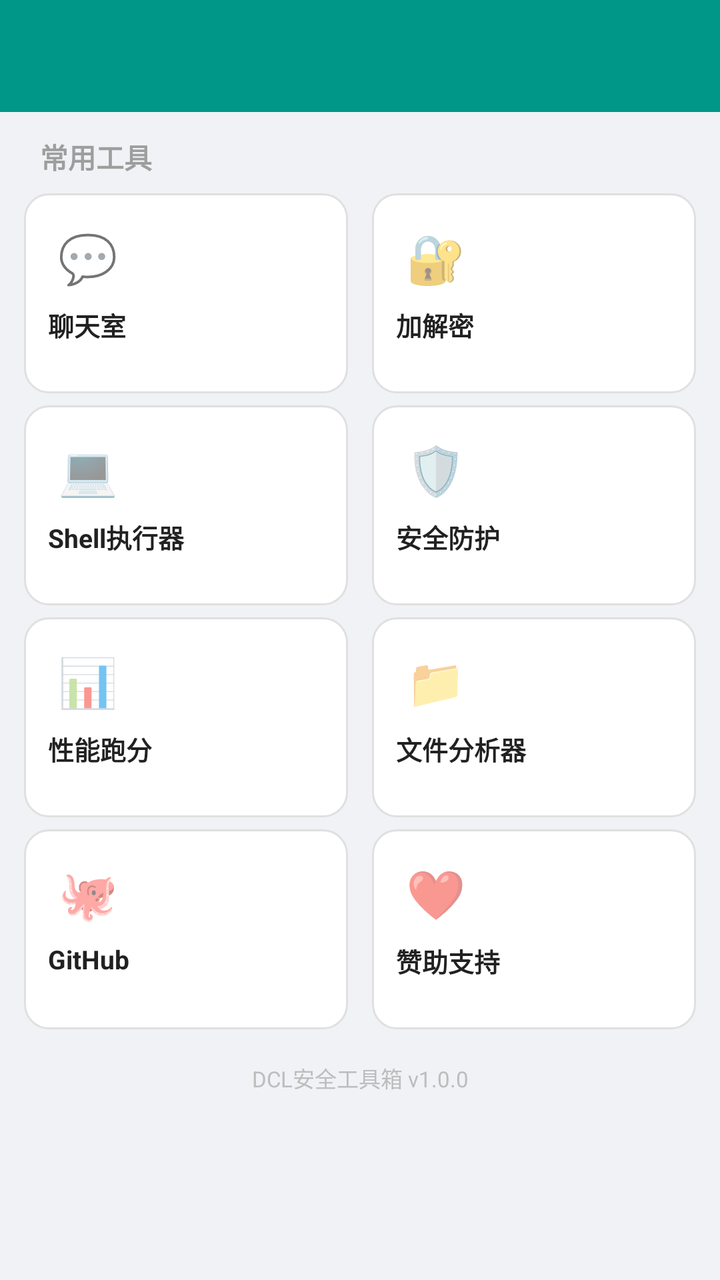
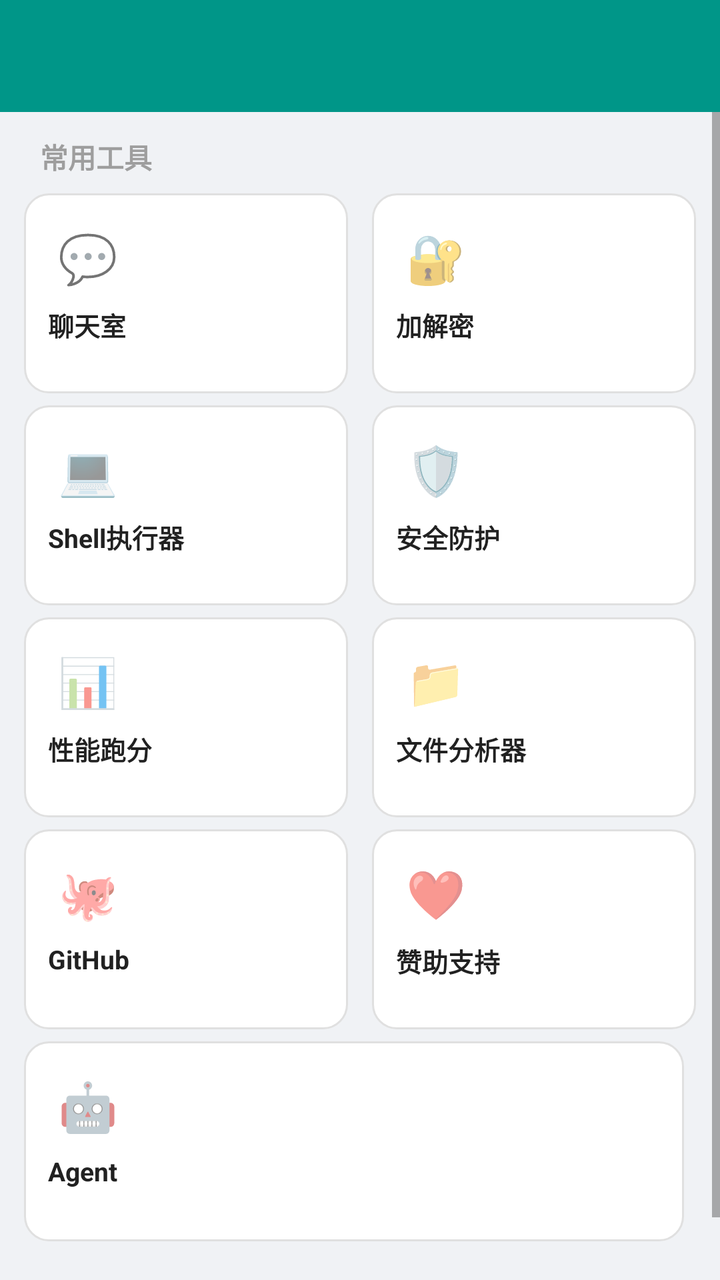

Before-and-after screenshots of an Android layout around one commit, followed by the original layout XML and the change that was made.
<!-- AndroidManifest.xml: application theme AppTheme -->
<!-- res/layout/activity_main.xml -->
<?xml version="1.0" encoding="utf-8"?>
<LinearLayout xmlns:android="http://schemas.android.com/apk/res/android"
    xmlns:app="http://schemas.android.com/apk/res-auto"
    android:layout_width="match_parent"
    android:layout_height="match_parent"
    android:orientation="vertical"
    android:background="#F0F2F5">

    
    <com.google.android.material.appbar.AppBarLayout
        android:layout_width="match_parent"
        android:layout_height="wrap_content"
        android:theme="@style/ThemeOverlay.AppCompat.Dark.ActionBar">

        <androidx.appcompat.widget.Toolbar
            android:id="@+id/toolbar"
            android:layout_width="match_parent"
            android:layout_height="?attr/actionBarSize"
            android:title="DCL工具"
            app:popupTheme="@style/ThemeOverlay.AppCompat.Light"/>

    </com.google.android.material.appbar.AppBarLayout>

    <ScrollView
        android:layout_width="match_parent"
        android:layout_height="match_parent"
        android:fillViewport="true">

        <LinearLayout
            android:layout_width="match_parent"
            android:layout_height="wrap_content"
            android:orientation="vertical"
            android:padding="12dp">

            
            <TextView
                android:layout_width="match_parent"
                android:layout_height="wrap_content"
                android:text="常用工具"
                android:textSize="14sp"
                android:textStyle="bold"
                android:textColor="#9E9E9E"
                android:paddingStart="8dp"
                android:paddingBottom="8dp"/>

            
            <LinearLayout
                android:layout_width="match_parent"
                android:layout_height="wrap_content"
                android:orientation="horizontal">

                <LinearLayout
                    android:id="@+id/card_chat"
                    android:layout_width="0dp"
                    android:layout_height="100dp"
                    android:layout_weight="1"
                    android:orientation="vertical"
                    android:background="@drawable/card_bg"
                    android:padding="12dp"
                    android:clickable="true"
                    android:focusable="true"
                    android:layout_marginEnd="6dp">

                    <TextView
                        android:layout_width="40dp"
                        android:layout_height="40dp"
                        android:text="💬"
                        android:textSize="24sp"
                        android:gravity="center"/>

                    <TextView
                        android:layout_width="match_parent"
                        android:layout_height="wrap_content"
                        android:text="聊天室"
                        android:textSize="13sp"
                        android:textStyle="bold"
                        android:textColor="#212121"
                        android:layout_marginTop="4dp"
                        android:singleLine="true"/>

                </LinearLayout>

                <LinearLayout
                    android:id="@+id/card_crypto"
                    android:layout_width="0dp"
                    android:layout_height="100dp"
                    android:layout_weight="1"
                    android:orientation="vertical"
                    android:background="@drawable/card_bg"
                    android:padding="12dp"
                    android:clickable="true"
                    android:focusable="true"
                    android:layout_marginStart="6dp">

                    <TextView
                        android:layout_width="40dp"
                        android:layout_height="40dp"
                        android:text="🔐"
                        android:textSize="24sp"
                        android:gravity="center"/>

                    <TextView
                        android:layout_width="match_parent"
                        android:layout_height="wrap_content"
                        android:text="加解密"
                        android:textSize="13sp"
                        android:textStyle="bold"
                        android:textColor="#212121"
                        android:layout_marginTop="4dp"
                        android:singleLine="true"/>

                </LinearLayout>

            </LinearLayout>

            
            <LinearLayout
                android:layout_width="match_parent"
                android:layout_height="wrap_content"
                android:orientation="horizontal"
                android:layout_marginTop="6dp">

                <LinearLayout
                    android:id="@+id/card_shell"
                    android:layout_width="0dp"
                    android:layout_height="100dp"
                    android:layout_weight="1"
                    android:orientation="vertical"
                    android:background="@drawable/card_bg"
                    android:padding="12dp"
                    android:clickable="true"
                    android:focusable="true"
                    android:layout_marginEnd="6dp">

                    <TextView
                        android:layout_width="40dp"
                        android:layout_height="40dp"
                        android:text="💻"
                        android:textSize="24sp"
                        android:gravity="center"/>

                    <TextView
                        android:layout_width="match_parent"
                        android:layout_height="wrap_content"
                        android:text="Shell执行器"
                        android:textSize="13sp"
                        android:textStyle="bold"
                        android:textColor="#212121"
                        android:layout_marginTop="4dp"
                        android:singleLine="true"/>

                </LinearLayout>

                <LinearLayout
                    android:id="@+id/card_security"
                    android:layout_width="0dp"
                    android:layout_height="100dp"
                    android:layout_weight="1"
                    android:orientation="vertical"
                    android:background="@drawable/card_bg"
                    android:padding="12dp"
                    android:clickable="true"
                    android:focusable="true"
                    android:layout_marginStart="6dp">

                    <TextView
                        android:layout_width="40dp"
                        android:layout_height="40dp"
                        android:text="🛡️"
                        android:textSize="24sp"
                        android:gravity="center"/>

                    <TextView
                        android:layout_width="match_parent"
                        android:layout_height="wrap_content"
                        android:text="安全防护"
                        android:textSize="13sp"
                        android:textStyle="bold"
                        android:textColor="#212121"
                        android:layout_marginTop="4dp"
                        android:singleLine="true"/>

                </LinearLayout>

            </LinearLayout>

            
            <LinearLayout
                android:layout_width="match_parent"
                android:layout_height="wrap_content"
                android:orientation="horizontal"
                android:layout_marginTop="6dp">

                <LinearLayout
                    android:id="@+id/card_benchmark"
                    android:layout_width="0dp"
                    android:layout_height="100dp"
                    android:layout_weight="1"
                    android:orientation="vertical"
                    android:background="@drawable/card_bg"
                    android:padding="12dp"
                    android:clickable="true"
                    android:focusable="true"
                    android:layout_marginEnd="6dp">

                    <TextView
                        android:layout_width="40dp"
                        android:layout_height="40dp"
                        android:text="📊"
                        android:textSize="24sp"
                        android:gravity="center"/>

                    <TextView
                        android:layout_width="match_parent"
                        android:layout_height="wrap_content"
                        android:text="性能跑分"
                        android:textSize="13sp"
                        android:textStyle="bold"
                        android:textColor="#212121"
                        android:layout_marginTop="4dp"
                        android:singleLine="true"/>

                </LinearLayout>

                <LinearLayout
                    android:id="@+id/card_file_analyzer"
                    android:layout_width="0dp"
                    android:layout_height="100dp"
                    android:layout_weight="1"
                    android:orientation="vertical"
                    android:background="@drawable/card_bg"
                    android:padding="12dp"
                    android:clickable="true"
                    android:focusable="true"
                    android:layout_marginStart="6dp">

                    <TextView
                        android:layout_width="40dp"
                        android:layout_height="40dp"
                        android:text="📁"
                        android:textSize="24sp"
                        android:gravity="center"/>

                    <TextView
                        android:layout_width="match_parent"
                        android:layout_height="wrap_content"
                        android:text="文件分析器"
                        android:textSize="13sp"
                        android:textStyle="bold"
                        android:textColor="#212121"
                        android:layout_marginTop="4dp"
                        android:singleLine="true"/>

                </LinearLayout>

            </LinearLayout>

            
            <LinearLayout
                android:layout_width="match_parent"
                android:layout_height="wrap_content"
                android:orientation="horizontal"
                android:layout_marginTop="6dp">

                <LinearLayout
                    android:id="@+id/card_github"
                    android:layout_width="0dp"
                    android:layout_height="100dp"
                    android:layout_weight="1"
                    android:orientation="vertical"
                    android:background="@drawable/card_bg"
                    android:padding="12dp"
                    android:clickable="true"
                    android:focusable="true"
                    android:layout_marginEnd="6dp">

                    <TextView
                        android:layout_width="40dp"
                        android:layout_height="40dp"
                        android:text="🐙"
                        android:textSize="24sp"
                        android:gravity="center"/>

                    <TextView
                        android:layout_width="match_parent"
                        android:layout_height="wrap_content"
                        android:text="GitHub"
                        android:textSize="13sp"
                        android:textStyle="bold"
                        android:textColor="#212121"
                        android:layout_marginTop="4dp"
                        android:singleLine="true"/>

                </LinearLayout>

                <LinearLayout
                    android:id="@+id/card_sponsor"
                    android:layout_width="0dp"
                    android:layout_height="100dp"
                    android:layout_weight="1"
                    android:orientation="vertical"
                    android:background="@drawable/card_bg"
                    android:padding="12dp"
                    android:clickable="true"
                    android:focusable="true"
                    android:layout_marginStart="6dp">

                    <TextView
                        android:layout_width="40dp"
                        android:layout_height="40dp"
                        android:text="❤️"
                        android:textSize="24sp"
                        android:gravity="center"/>

                    <TextView
                        android:layout_width="match_parent"
                        android:layout_height="wrap_content"
                        android:text="赞助支持"
                        android:textSize="13sp"
                        android:textStyle="bold"
                        android:textColor="#212121"
                        android:layout_marginTop="4dp"
                        android:singleLine="true"/>

                </LinearLayout>

            </LinearLayout>

            
            <TextView
                android:layout_width="match_parent"
                android:layout_height="wrap_content"
                android:text="DCL安全工具箱 v1.0.0"
                android:textSize="11sp"
                android:textColor="#BDBDBD"
                android:gravity="center"
                android:layout_marginTop="16dp"
                android:paddingBottom="8dp"/>

        </LinearLayout>

    </ScrollView>

</LinearLayout>
<!-- resources referenced by this layout -->
<resources>
  <!-- drawable card_bg (drawable) -->
  <?xml version="1.0" encoding="utf-8"?>
  <shape xmlns:android="http://schemas.android.com/apk/res/android">
      <solid android:color="#FFFFFF"/>
      <corners android:radius="12dp"/>
      <stroke android:width="1dp" android:color="#E0E0E0"/>
  </shape>
  <style name="AppTheme" parent="Theme.AppCompat.Light.NoActionBar">
          
          <item name="colorPrimary">@color/colorPrimary</item>
          <item name="colorPrimaryDark">@color/colorPrimaryDark</item>
          <item name="colorAccent">@color/colorAccent</item>
      </style>
  <color name="colorPrimary">#009688</color>
  <color name="colorPrimaryDark">#00796B</color>
  <color name="colorAccent">#FF9800</color>
</resources>

<!-- the commit's change to res/layout/activity_main.xml (unified diff, before → after) -->
@@ -327,6 +327,46 @@
             </LinearLayout>
 
             
+            <LinearLayout
+                android:layout_width="match_parent"
+                android:layout_height="wrap_content"
+                android:orientation="horizontal"
+                android:layout_marginTop="6dp">
+
+                <LinearLayout
+                    android:id="@+id/card_agent"
+                    android:layout_width="0dp"
+                    android:layout_height="100dp"
+                    android:layout_weight="1"
+                    android:orientation="vertical"
+                    android:background="@drawable/card_bg"
+                    android:padding="12dp"
+                    android:clickable="true"
+                    android:focusable="true"
+                    android:layout_marginEnd="6dp">
+
+                    <TextView
+                        android:layout_width="40dp"
+                        android:layout_height="40dp"
+                        android:text="🤖"
+                        android:textSize="24sp"
+                        android:gravity="center"/>
+
+                    <TextView
+                        android:layout_width="match_parent"
+                        android:layout_height="wrap_content"
+                        android:text="Agent"
+                        android:textSize="13sp"
+                        android:textStyle="bold"
+                        android:textColor="#212121"
+                        android:layout_marginTop="4dp"
+                        android:singleLine="true"/>
+
+                </LinearLayout>
+
+            </LinearLayout>
+
+            
             <TextView
                 android:layout_width="match_parent"
                 android:layout_height="wrap_content"
